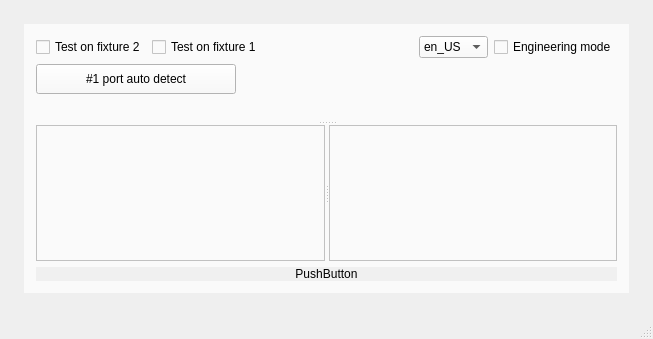
Above: ui/design3.ui from EasonLu1222/readByYourself before the change. Below: the same form after it.
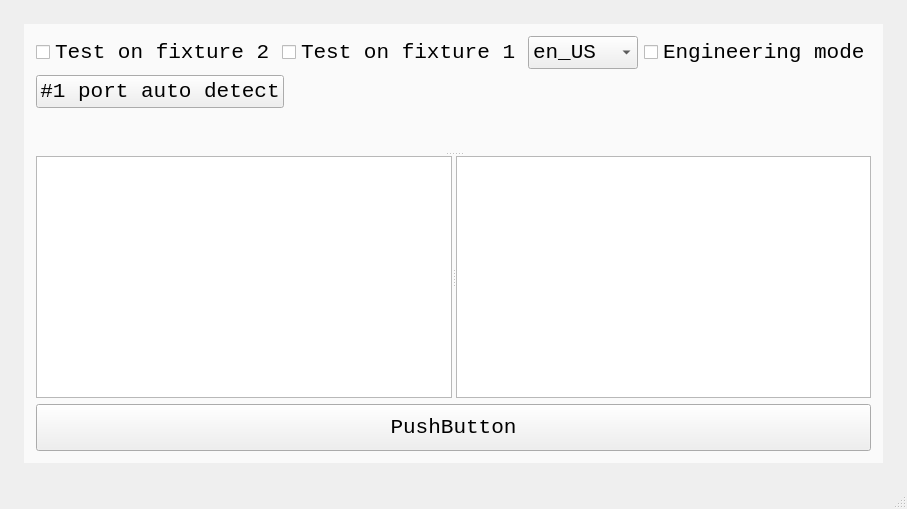
That is the form after the change. Custom widgets are drawn as their Qt base class.

Commit message: Fix background color style and adjust font sizes

The edit to the form file:
```diff
--- a/ui/design3.ui
+++ b/ui/design3.ui
@@ -6,8 +6,8 @@
    <rect>
     <x>0</x>
     <y>0</y>
-    <width>653</width>
-    <height>339</height>
+    <width>817</width>
+    <height>509</height>
    </rect>
   </property>
   <property name="windowTitle">
@@ -28,9 +28,9 @@
      <number>24</number>
     </property>
     <item>
-     <widget class="QWidget" name="widget" native="true">
+     <widget class="QWidget" name="container" native="true">
       <property name="styleSheet">
-       <string notr="true">background-color:#FAFAFA</string>
+       <string notr="true">QWidget#container{background-color:#FAFAFA}</string>
       </property>
       <layout class="QHBoxLayout" name="horizontalLayout_4">
        <property name="leftMargin">
@@ -53,6 +53,12 @@
             <layout class="QHBoxLayout" name="horizontalLayout">
              <item>
               <widget class="QCheckBox" name="checkBoxFx2">
+               <property name="font">
+                <font>
+                 <family>Courier New</family>
+                 <pointsize>16</pointsize>
+                </font>
+               </property>
                <property name="text">
                 <string>Test on fixture 2</string>
                </property>
@@ -60,6 +66,12 @@
              </item>
              <item>
               <widget class="QCheckBox" name="checkBoxFx1">
+               <property name="font">
+                <font>
+                 <family>Courier New</family>
+                 <pointsize>16</pointsize>
+                </font>
+               </property>
                <property name="text">
                 <string>Test on fixture 1</string>
                </property>
@@ -82,6 +94,21 @@
            </item>
            <item>
             <widget class="QComboBox" name="langSelectMenu">
+             <property name="minimumSize">
+              <size>
+               <width>110</width>
+               <height>0</height>
+              </size>
+             </property>
+             <property name="font">
+              <font>
+               <family>Courier New</family>
+               <pointsize>16</pointsize>
+              </font>
+             </property>
+             <property name="styleSheet">
+              <string notr="true"/>
+             </property>
              <item>
               <property name="text">
                <string>en_US</string>
@@ -102,6 +129,12 @@
                <height>16777215</height>
               </size>
              </property>
+             <property name="font">
+              <font>
+               <family>Courier New</family>
+               <pointsize>16</pointsize>
+              </font>
+             </property>
              <property name="text">
               <string>Engineering mode</string>
              </property>
@@ -128,6 +161,12 @@
                <height>30</height>
               </size>
              </property>
+             <property name="font">
+              <font>
+               <family>Courier New</family>
+               <pointsize>16</pointsize>
+              </font>
+             </property>
              <property name="text">
               <string>#1 port auto detect</string>
              </property>
@@ -170,11 +209,17 @@
          </item>
          <item>
           <widget class="QPushButton" name="pushButton">
+           <property name="font">
+            <font>
+             <family>Courier New</family>
+             <pointsize>16</pointsize>
+            </font>
+           </property>
            <property name="autoFillBackground">
             <bool>false</bool>
            </property>
            <property name="styleSheet">
-            <string notr="true">background-color:#F0F0F0;border-radius: 15px;</string>
+            <string notr="true">padding:10px</string>
            </property>
            <property name="text">
             <string>PushButton</string>
```
The commit also changes 1 other file.
